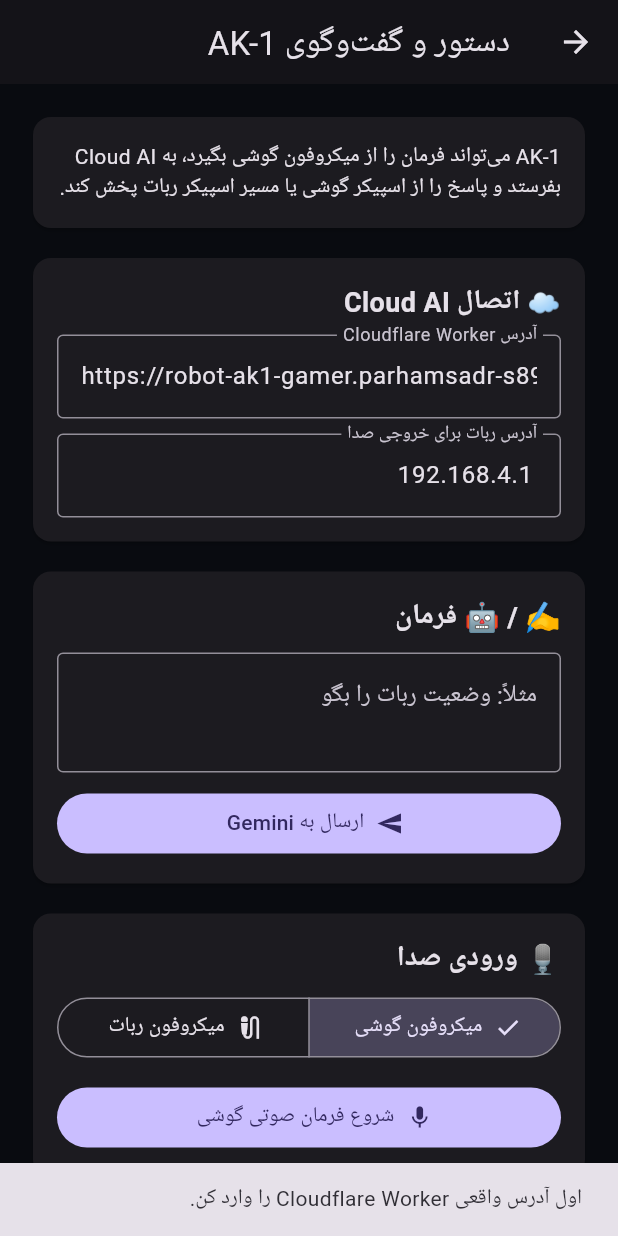
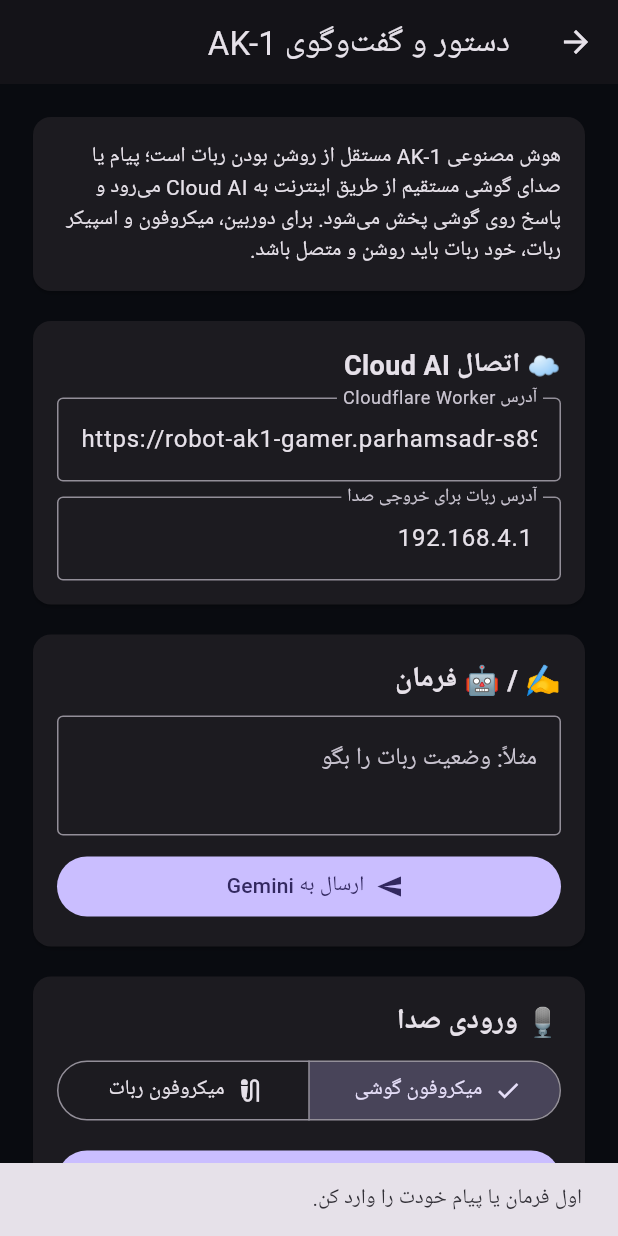
Before and after one commit to parham112289/robot_ak1_gamer, a Flutter app: the AssistantPage screen opened directly, after a tap on "ارسال به Gemini", on a phone screen of 412 x 824 dp. Run offline on Flutter 3.47's test engine with Material 3 defaults, Android fonts, the phone set to English and light mode, and no system bars; our stand-ins replace battery_plus, camera, connectivity_plus, flutter_tts, speech_to_text, webview_flutter; missing offline and left inert: android_intent_plus.

Commit message:
AK1_finish11

```diff
--- a/lib/main.dart
+++ b/lib/main.dart
@@ -966,8 +966,12 @@ class _AssistantPageState extends State<AssistantPage> {
   Future<void> _sendCommand() async {
     final text = _commandController.text.trim();
     final backend = _backendController.text.trim();
-    if (text.isEmpty || backend.contains('YOUR-WORKER')) {
-      ScaffoldMessenger.of(context).showSnackBar(const SnackBar(content: Text('اول آدرس واقعی Cloudflare Worker را وارد کن.')));
+    if (text.isEmpty) {
+      ScaffoldMessenger.of(context).showSnackBar(const SnackBar(content: Text('اول فرمان یا پیام خودت را وارد کن.')));
+      return;
+    }
+    if (backend.isEmpty || backend.contains('YOUR-WORKER')) {
+      ScaffoldMessenger.of(context).showSnackBar(const SnackBar(content: Text('آدرس Cloudflare Worker را وارد کن.')));
       return;
     }
     setState(() => _busy = true);
@@ -1024,7 +1028,7 @@ class _AssistantPageState extends State<AssistantPage> {
         body: ListView(
           padding: const EdgeInsets.all(18),
           children: [
-            const Card(child: Padding(padding: EdgeInsets.all(16), child: Text('AK-1 می‌تواند فرمان را از میکروفون گوشی بگیرد، به Cloud AI بفرستد و پاسخ را از اسپیکر گوشی یا مسیر اسپیکر ربات پخش کند.'))),
+            const Card(child: Padding(padding: EdgeInsets.all(16), child: Text('هوش مصنوعی AK-1 مستقل از روشن بودن ربات است؛ پیام یا صدای گوشی مستقیم از طریق اینترنت به Cloud AI می‌رود و پاسخ روی گوشی پخش می‌شود. برای دوربین، میکروفون و اسپیکر ربات، خود ربات باید روشن و متصل باشد.'))),
             const SizedBox(height: 12),
             Card(child: Padding(padding: const EdgeInsets.all(16), child: Column(crossAxisAlignment: CrossAxisAlignment.stretch, children: [
               const Text('☁️ اتصال Cloud AI', style: TextStyle(fontSize: 18, fontWeight: FontWeight.bold)),
```
Also changed, not shown: lib/services/ak1_backend_service.dart (+17 -17 lines).
